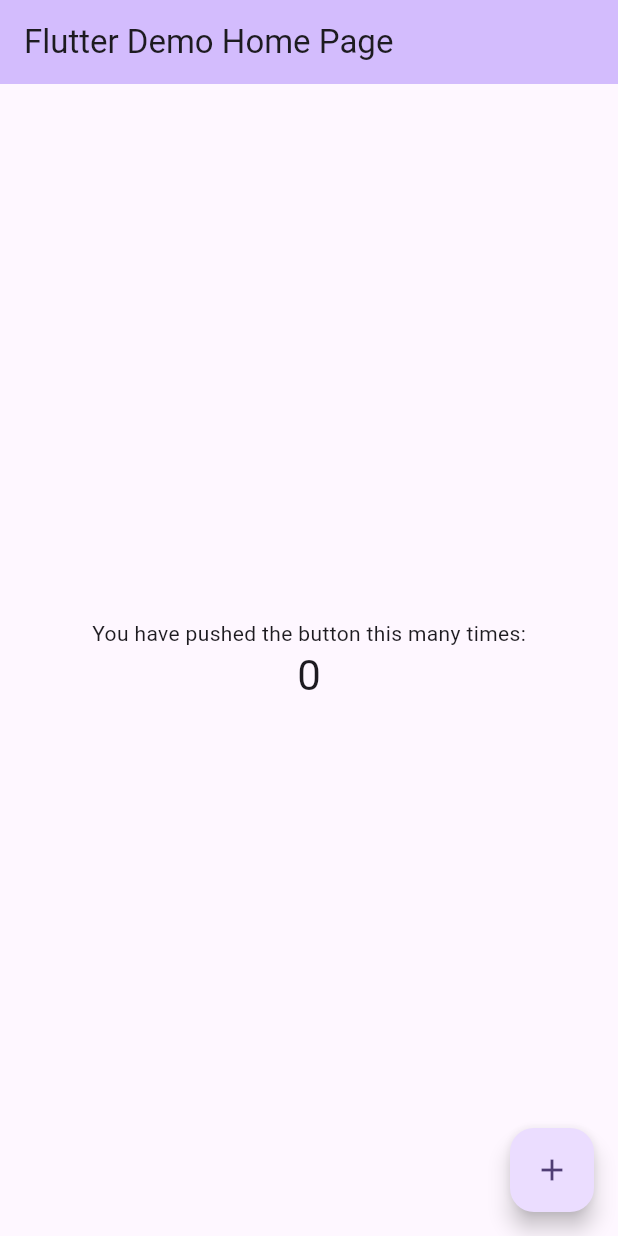
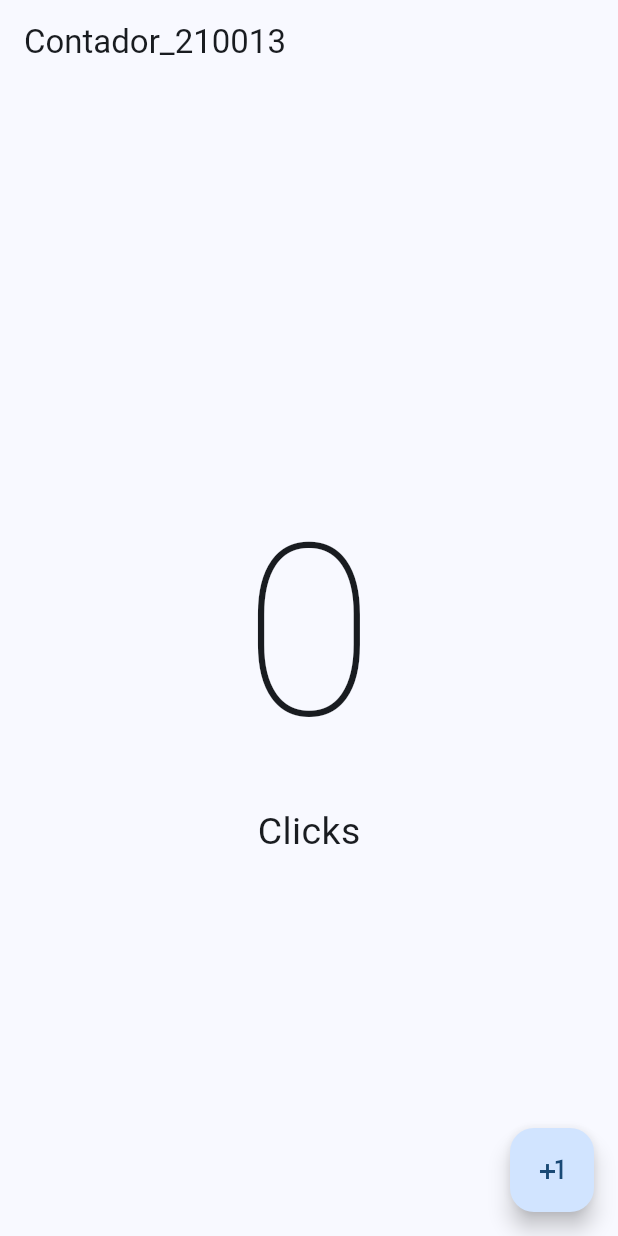
Before and after one commit to alexisgmz99/DMI-10A-Helloworld-Flutter-210013, a Flutter app: the screen it shows after launch, on a phone screen of 412 x 824 dp. Run offline on Flutter 3.47's test engine with Material 3 defaults, Android fonts, the phone set to English and light mode, and no system bars.

Commit message:
Practica 21
practica 21

```diff
--- a/helloworld_app_210013/lib/main.dart
+++ b/helloworld_app_210013/lib/main.dart
@@ -1,125 +1,21 @@
 import 'package:flutter/material.dart';
-
+import 'package:helloworld_app_210013/presentation/screens/counter/counter_screen.dart';
 void main() {
-  runApp(const MyApp());
+  runApp(MyApp());
 }
 
 class MyApp extends StatelessWidget {
   const MyApp({super.key});
 
-  // This widget is the root of your application.
   @override
   Widget build(BuildContext context) {
-    return MaterialApp(
-      title: 'Flutter Demo',
+    return  MaterialApp(
+      debugShowCheckedModeBanner: false,
       theme: ThemeData(
-        // This is the theme of your application.
-        //
-        // TRY THIS: Try running your application with "flutter run". You'll see
-        // the application has a purple toolbar. Then, without quitting the app,
-        // try changing the seedColor in the colorScheme below to Colors.green
-        // and then invoke "hot reload" (save your changes or press the "hot
-        // reload" button in a Flutter-supported IDE, or press "r" if you used
-        // the command line to start the app).
-        //
-        // Notice that the counter didn't reset back to zero; the application
-        // state is not lost during the reload. To reset the state, use hot
-        // restart instead.
-        //
-        // This works for code too, not just values: Most code changes can be
-        // tested with just a hot reload.
-        colorScheme: ColorScheme.fromSeed(seedColor: Colors.deepPurple),
         useMaterial3: true,
+        colorSchemeSeed: Colors.blue
       ),
-      home: const MyHomePage(title: 'Flutter Demo Home Page'),
+      home: const CounterScreen()
     );
   }
 }
-
-class MyHomePage extends StatefulWidget {
-  const MyHomePage({super.key, required this.title});
-
-  // This widget is the home page of your application. It is stateful, meaning
-  // that it has a State object (defined below) that contains fields that affect
-  // how it looks.
-
-  // This class is the configuration for the state. It holds the values (in this
-  // case the title) provided by the parent (in this case the App widget) and
-  // used by the build method of the State. Fields in a Widget subclass are
-  // always marked "final".
-
-  final String title;
-
-  @override
-  State<MyHomePage> createState() => _MyHomePageState();
-}
-
-class _MyHomePageState extends State<MyHomePage> {
-  int _counter = 0;
-
-  void _incrementCounter() {
-    setState(() {
-      // This call to setState tells the Flutter framework that something has
-      // changed in this State, which causes it to rerun the build method below
-      // so that the display can reflect the updated values. If we changed
-      // _counter without calling setState(), then the build method would not be
-      // called again, and so nothing would appear to happen.
-      _counter++;
-    });
-  }
-
-  @override
-  Widget build(BuildContext context) {
-    // This method is rerun every time setState is called, for instance as done
-    // by the _incrementCounter method above.
-    //
-    // The Flutter framework has been optimized to make rerunning build methods
-    // fast, so that you can just rebuild anything that needs updating rather
-    // than having to individually change instances of widgets.
-    return Scaffold(
-      appBar: AppBar(
-        // TRY THIS: Try changing the color here to a specific color (to
-        // Colors.amber, perhaps?) and trigger a hot reload to see the AppBar
-        // change color while the other colors stay the same.
-        backgroundColor: Theme.of(context).colorScheme.inversePrimary,
-        // Here we take the value from the MyHomePage object that was created by
-        // the App.build method, and use it to set our appbar title.
-        title: Text(widget.title),
-      ),
-      body: Center(
-        // Center is a layout widget. It takes a single child and positions it
-        // in the middle of the parent.
-        child: Column(
-          // Column is also a layout widget. It takes a list of children and
-          // arranges them vertically. By default, it sizes itself to fit its
-          // children horizontally, and tries to be as tall as its parent.
-          //
-          // Column has various properties to control how it sizes itself and
-          // how it positions its children. Here we use mainAxisAlignment to
-          // center the children vertically; the main axis here is the vertical
-          // axis because Columns are vertical (the cross axis would be
-          // horizontal).
-          //
-          // TRY THIS: Invoke "debug painting" (choose the "Toggle Debug Paint"
-          // action in the IDE, or press "p" in the console), to see the
-          // wireframe for each widget.
-          mainAxisAlignment: MainAxisAlignment.center,
-          children: <Widget>[
-            const Text(
-              'You have pushed the button this many times:',
-            ),
-            Text(
-              '$_counter',
-              style: Theme.of(context).textTheme.headlineMedium,
-            ),
-          ],
-        ),
-      ),
-      floatingActionButton: FloatingActionButton(
-        onPressed: _incrementCounter,
-        tooltip: 'Increment',
-        child: const Icon(Icons.add),
-      ), // This trailing comma makes auto-formatting nicer for build methods.
-    );
-  }
-}
--- /dev/null
+++ b/helloworld_app_210013/lib/presentation/screens/counter/counter_screen.dart
@@ -0,0 +1,41 @@
+import 'package:flutter/material.dart';
+
+class CounterScreen extends StatefulWidget {
+  const CounterScreen({super.key});
+
+  @override
+  State<CounterScreen> createState() => _CounterScreenState();
+}
+
+class _CounterScreenState extends State<CounterScreen> {
+  int clickCounter = 0; // Cambiar a una variable no final
+
+  @override
+  Widget build(BuildContext context) {
+    return Scaffold(
+      appBar: AppBar(
+        title: const Text('Contador_210013'),
+      ),
+      body: Center(
+        child: Column(
+          mainAxisAlignment: MainAxisAlignment.center,
+          children: [
+            Text(
+              '$clickCounter',
+              style: const TextStyle(fontSize: 160, fontWeight: FontWeight.w100),
+            ),
+            const Text('Clicks', style: TextStyle(fontSize: 25))
+          ],
+        ),
+      ),
+      floatingActionButton: FloatingActionButton(
+        onPressed: () {
+          setState(() {
+            clickCounter++; // Incrementar el contador aquí
+          });
+        },
+        child: const Icon(Icons.plus_one),
+      ),
+    );
+  }
+}
```
